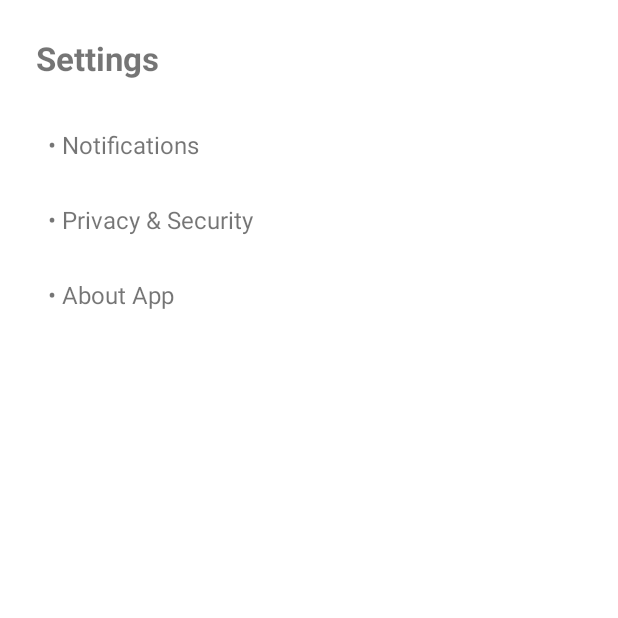
After one commit to Kathan1010/LoanAdviser, an Android app: the SettingsActivity screen opened directly, with no data from a screen before it, on a phone screen of 412 x 824 dp, the top half of it. The commit adds this screen. Run offline under Robolectric (Android 15) with nearby library versions, the phone set to English and light mode, and no system bars.

Commit message:
Major Commits

```diff
--- a/Frontend/Frontend/app/build.gradle
+++ b/Frontend/Frontend/app/build.gradle
@@ -40,6 +40,7 @@ dependencies {
     implementation platform('com.google.firebase:firebase-bom:33.1.2')
     implementation 'com.google.firebase:firebase-auth'
     implementation 'com.google.android.gms:play-services-auth:20.7.0'
+    testImplementation libs.junit
 
 
 }
--- a/Frontend/Frontend/app/src/main/java/com/example/ailoanadvisor/LoginActivity.kt
+++ b/Frontend/Frontend/app/src/main/java/com/example/ailoanadvisor/LoginActivity.kt
@@ -45,6 +45,12 @@ class LoginActivity : AppCompatActivity() {
                     .addOnCompleteListener { task ->
 
                         if (task.isSuccessful) {
+                            // ✅ Save login status
+                            getSharedPreferences("user", MODE_PRIVATE)
+                                .edit()
+                                .putBoolean("loggedIn", true)
+                                .apply()
+
                             Toast.makeText(this, "Login Successful!", Toast.LENGTH_SHORT).show()
                             startActivity(Intent(this, ChatActivity::class.java))
                             finish()
--- /dev/null
+++ b/Frontend/Frontend/app/src/main/java/com/example/ailoanadvisor/SettingsActivity.kt
@@ -0,0 +1,29 @@
+package com.example.ailoanadvisor
+
+import android.os.Bundle
+import android.widget.Toast
+import androidx.appcompat.app.AppCompatActivity
+import com.example.ailoanadvisor.databinding.ActivitySettingsBinding
+
+class SettingsActivity : AppCompatActivity() {
+
+    private lateinit var binding: ActivitySettingsBinding
+
+    override fun onCreate(savedInstanceState: Bundle?) {
+        super.onCreate(savedInstanceState)
+        binding = ActivitySettingsBinding.inflate(layoutInflater)
+        setContentView(binding.root)
+
+        binding.tvNotifications.setOnClickListener {
+            Toast.makeText(this, getString(R.string.settings_notifications_clicked), Toast.LENGTH_SHORT).show()
+        }
+
+        binding.tvPrivacy.setOnClickListener {
+            Toast.makeText(this, getString(R.string.settings_privacy_clicked), Toast.LENGTH_SHORT).show()
+        }
+
+        binding.tvAbout.setOnClickListener {
+            Toast.makeText(this, getString(R.string.settings_about_clicked), Toast.LENGTH_SHORT).show()
+        }
+    }
+}
--- a/Frontend/Frontend/app/src/main/java/com/example/ailoanadvisor/SignupActivity.kt
+++ b/Frontend/Frontend/app/src/main/java/com/example/ailoanadvisor/SignupActivity.kt
@@ -45,6 +45,10 @@ class SignupActivity : AppCompatActivity() {
                     .addOnCompleteListener { task ->
 
                         if (task.isSuccessful) {
+                            // ✅ Save user name locally
+                            val prefs = getSharedPreferences("user_prefs", MODE_PRIVATE)
+                            prefs.edit().putString("user_name", name).apply()
+
                             Toast.makeText(this, "Signup Successful!", Toast.LENGTH_SHORT).show()
 
                             startActivity(Intent(this, ChatActivity::class.java))
--- /dev/null
+++ b/Frontend/Frontend/app/src/main/res/layout/activity_settings.xml
@@ -0,0 +1,51 @@
+<LinearLayout xmlns:android="http://schemas.android.com/apk/res/android"
+    android:layout_width="match_parent"
+    android:layout_height="match_parent"
+    android:orientation="vertical"
+    android:padding="24dp">
+
+    <TextView
+        android:layout_width="wrap_content"
+        android:layout_height="wrap_content"
+        android:text="@string/settings_title"
+        android:textSize="22sp"
+        android:textStyle="bold"
+        android:layout_marginBottom="24dp"/>
+
+    <TextView
+        android:id="@+id/tvNotifications"
+        android:layout_width="match_parent"
+        android:layout_height="wrap_content"
+        android:text="@string/settings_notifications"
+        android:textSize="16sp"
+        android:clickable="true"
+        android:focusable="true"
+        android:background="?android:attr/selectableItemBackground"
+        android:padding="8dp"
+        android:layout_marginBottom="12dp"/>
+
+    <TextView
+        android:id="@+id/tvPrivacy"
+        android:layout_width="match_parent"
+        android:layout_height="wrap_content"
+        android:text="@string/settings_privacy"
+        android:textSize="16sp"
+        android:clickable="true"
+        android:focusable="true"
+        android:background="?android:attr/selectableItemBackground"
+        android:padding="8dp"
+        android:layout_marginBottom="12dp"/>
+
+    <TextView
+        android:id="@+id/tvAbout"
+        android:layout_width="match_parent"
+        android:layout_height="wrap_content"
+        android:text="@string/settings_about"
+        android:textSize="16sp"
+        android:clickable="true"
+        android:focusable="true"
+        android:background="?android:attr/selectableItemBackground"
+        android:padding="8dp"
+        android:layout_marginBottom="12dp"/>
+
+</LinearLayout>
--- a/Frontend/Frontend/app/src/main/res/values/strings.xml
+++ b/Frontend/Frontend/app/src/main/res/values/strings.xml
@@ -11,9 +11,21 @@
     <string name="eligibility_income_hint">Monthly Income</string>
     <string name="eligibility_emi_hint">Existing EMI</string>
     <string name="eligibility_check_button">Check Eligibility</string>
+    <string name="eligibility_fill_all_fields">Please fill in all fields</string>
+    <string name="eligibility_submission_successful">Submission successful!</string>
+    <string name="eligibility_form_submitted">✅ Form successfully submitted for review.</string>
     <string-array name="job_types">
         <item>Salaried</item>
         <item>Self-employed</item>
     </string-array>
 
+    <!-- Settings Screen -->
+    <string name="settings_title">Settings</string>
+    <string name="settings_notifications">• Notifications</string>
+    <string name="settings_privacy">• Privacy &amp; Security</string>
+    <string name="settings_about">• About App</string>
+    <string name="settings_notifications_clicked">Notifications Clicked</string>
+    <string name="settings_privacy_clicked">Privacy &amp; Security Clicked</string>
+    <string name="settings_about_clicked">About App Clicked</string>
+
 </resources>
--- a/Frontend/Frontend/app/src/main/res/values/themes.xml
+++ b/Frontend/Frontend/app/src/main/res/values/themes.xml
@@ -1,21 +1,12 @@
 <resources xmlns:tools="http://schemas.android.com/tools">
 
+    <!-- Main app theme -->
     <style name="Theme.ChatApp" parent="Theme.MaterialComponents.DayNight.NoActionBar">
-
+        <!-- You can keep your existing colors here -->
         <item name="colorPrimary">@color/colorPrimary</item>
         <item name="colorPrimaryVariant">@color/colorPrimaryVariant</item>
         <item name="colorOnPrimary">@color/colorOnPrimary</item>
-
-        <item name="colorSecondary">@color/colorSecondary</item>
-        <item name="colorSecondaryVariant">@color/colorSecondaryVariant</item>
-        <item name="colorOnSecondary">@color/colorOnSecondary</item>
-
-        <item name="android:statusBarColor" tools:targetApi="l">
-            ?attr/colorPrimaryVariant
-        </item>
-
-        <item name="android:windowBackground">@color/chatBackground</item>
-
+        <item name="android:statusBarColor" tools:targetApi="l">?attr/colorPrimaryVariant</item>
     </style>
 
 </resources>
```
Also changed, not shown: Frontend/Frontend/app/src/main/AndroidManifest.xml (+13 -12 lines), Frontend/Frontend/app/src/main/java/com/example/ailoanadvisor/ChatActivity.kt (+36 -4 lines), Frontend/Frontend/app/src/main/java/com/example/ailoanadvisor/EligibilityActivity.kt (+7 -24 lines), Frontend/Frontend/app/src/main/java/com/example/ailoanadvisor/ProfileActivity.kt (added, +75 -0 lines), Frontend/Frontend/app/src/main/res/layout/activity_chat.xml (+28 -2 lines), Frontend/Frontend/app/src/main/res/layout/activity_profile.xml (added, +57 -0 lines), 3 other files.
